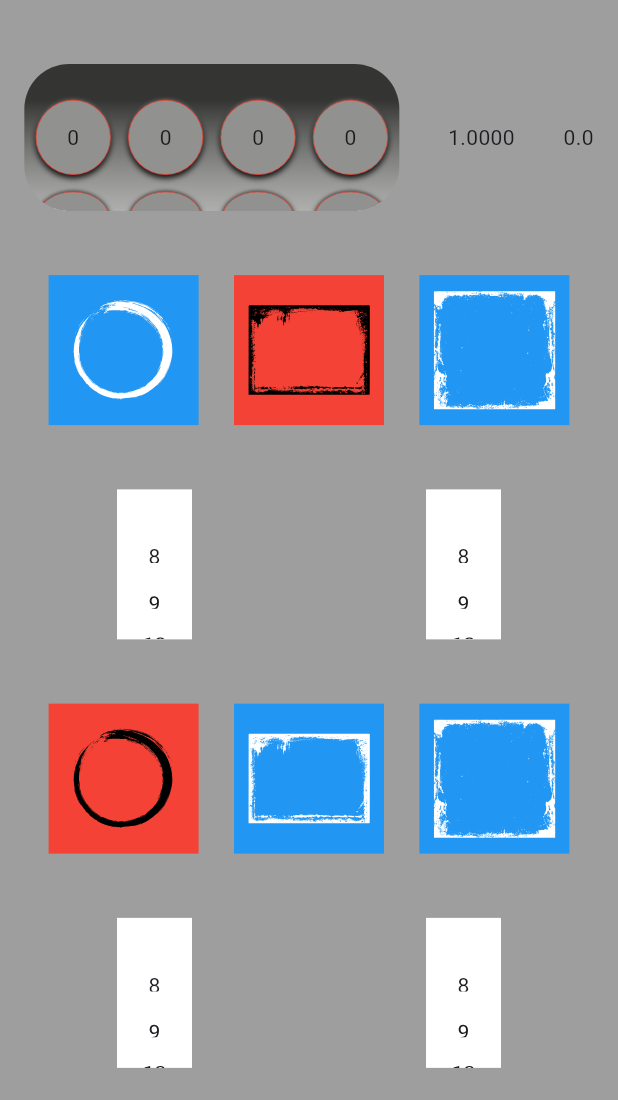
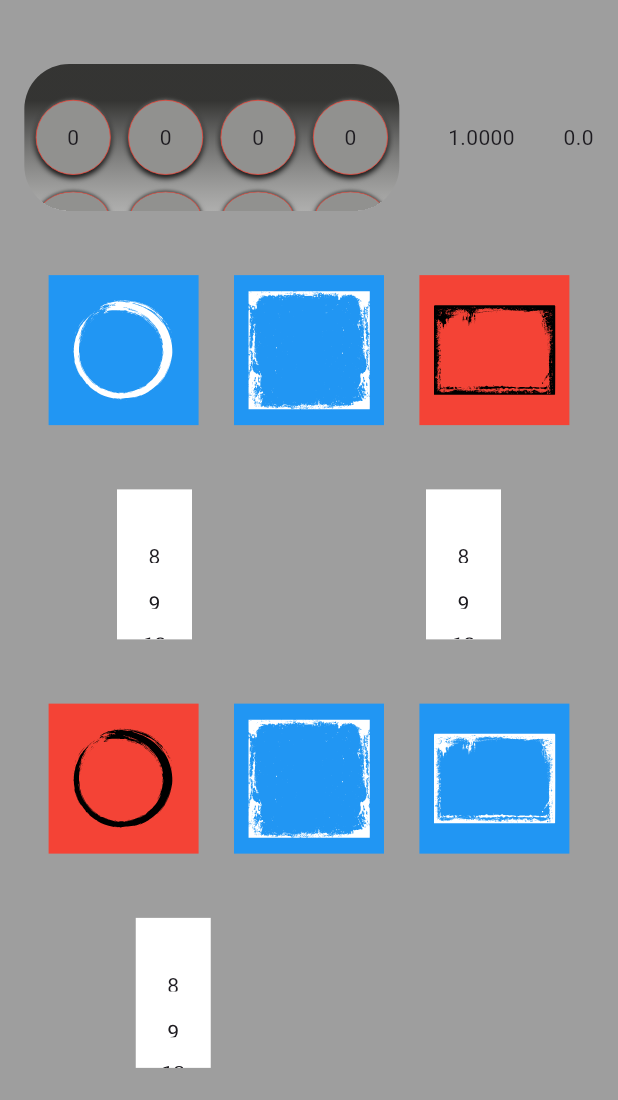
Before and after one commit to denissavishchev/cakes_calculator, a Flutter app: the screen it shows after launch, after a tap on an icon or button, on a phone screen of 412 x 824 dp, the part 136-1236 px from its top. Run offline on Flutter 3.47's test engine with Material 3 defaults, Android fonts, the phone set to English and light mode, and no system bars; our stand-ins replace flutter_svg.

Commit message:
hide right fields

```diff
--- a/lib/main_page.dart
+++ b/lib/main_page.dart
@@ -37,7 +37,9 @@ class MainPage extends StatelessWidget {
                     mainAxisAlignment: MainAxisAlignment.spaceAround,
                     children: [
                       SizeScroll(location: 'TL'),
-                      SizeScroll(location: 'TR'),
+                      Visibility(
+                        visible: data.topSelectedButton == 2,
+                          child: SizeScroll(location: 'TR')),
                     ],
                   ),
                   ShapeButtons(top: false),
@@ -45,7 +47,9 @@ class MainPage extends StatelessWidget {
                     mainAxisAlignment: MainAxisAlignment.spaceAround,
                     children: [
                       SizeScroll(location: 'BL'),
-                      SizeScroll(location: 'BR'),
+                      Visibility(
+                        visible: data.bottomSelectedButton == 2,
+                          child: SizeScroll(location: 'BR')),
                     ],
                   ),
                 ],
--- a/lib/main_provider.dart
+++ b/lib/main_provider.dart
@@ -2,7 +2,7 @@ import 'package:flutter/material.dart';
 
 class MainProvider with ChangeNotifier {
 
-  List<String> buttonImages = ['circle', 'rect', 'square'];
+  List<String> buttonImages = ['circle', 'square', 'rect'];
   int topSelectedButton = 0;
   int bottomSelectedButton = 0;
   int sizeTL = 8;
```
